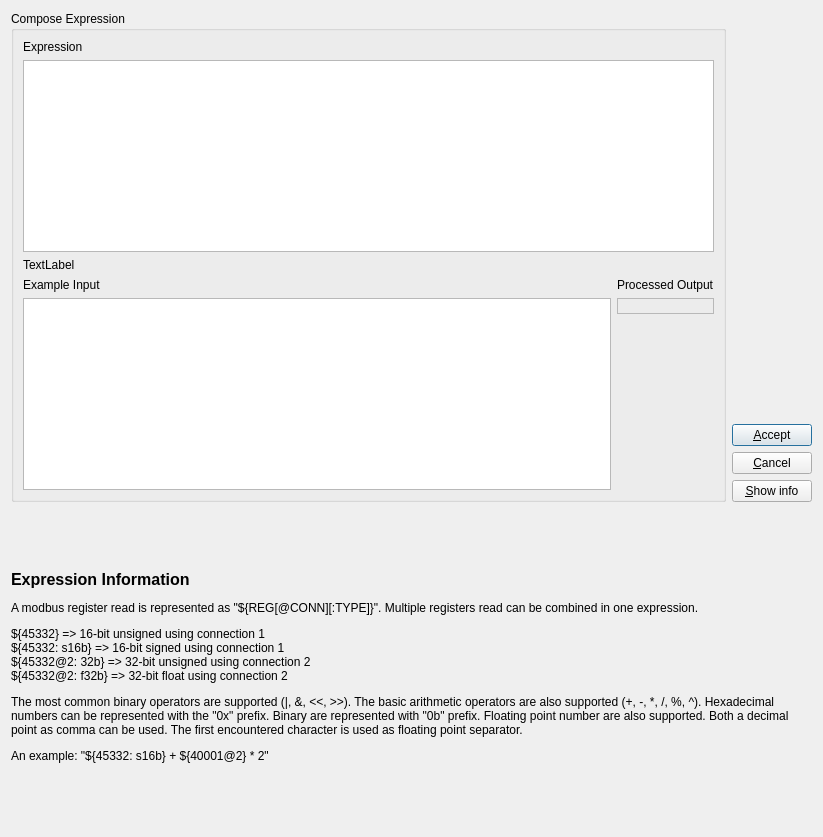
First picture: the form in src/dialogs/expressionsdialog.ui, repository ModbusScope/ModbusScope, before the edit.
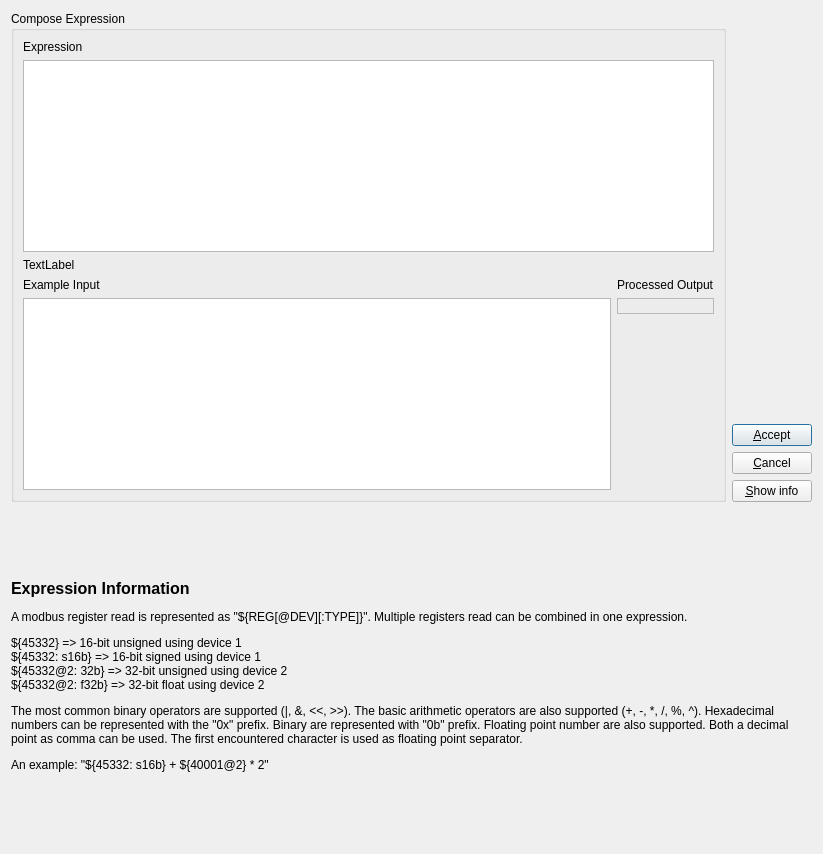
Second picture: the form after the edit.

Diff of the .ui file:
```diff
--- a/src/dialogs/expressionsdialog.ui
+++ b/src/dialogs/expressionsdialog.ui
@@ -10,7 +10,7 @@
     <x>0</x>
     <y>0</y>
     <width>823</width>
-    <height>837</height>
+    <height>854</height>
    </rect>
   </property>
   <property name="windowTitle">
@@ -210,7 +210,7 @@
          </sizepolicy>
         </property>
         <property name="text">
-         <string>&lt;html&gt;&lt;head/&gt;&lt;body&gt;&lt;p&gt;&lt;span style=&quot; font-size:12pt; font-weight:600;&quot;&gt;Expression Information&lt;/span&gt;&lt;/p&gt;&lt;p&gt;A modbus register read is represented as &amp;quot;${REG[@CONN][:TYPE]}&amp;quot;. Multiple registers read can be combined in one expression.&lt;/p&gt;&lt;p&gt;${45332} =&amp;gt; 16-bit unsigned using connection 1&lt;br/&gt;${45332: s16b} =&amp;gt; 16-bit signed using connection 1&lt;br/&gt;${45332@2: 32b} =&amp;gt; 32-bit unsigned using connection 2&lt;br/&gt;${45332@2: f32b} =&amp;gt; 32-bit float using connection 2&lt;/p&gt;&lt;p&gt;The most common binary operators are supported (|, &amp;amp;, &amp;lt;&amp;lt;, &amp;gt;&amp;gt;). The basic arithmetic operators are also supported (+, -, *, /, %, ^). Hexadecimal numbers can be represented with the &amp;quot;0x&amp;quot; prefix. Binary are represented with &amp;quot;0b&amp;quot; prefix. Floating point number are also supported. Both a decimal point as comma can be used. The first encountered character is used as floating point separator.&lt;/p&gt;&lt;p&gt;An example: &amp;quot;${45332: s16b} + ${40001@2} * 2&amp;quot;&lt;/p&gt;&lt;/body&gt;&lt;/html&gt;</string>
+         <string>&lt;html&gt;&lt;head/&gt;&lt;body&gt;&lt;p&gt;&lt;span style=&quot; font-size:12pt; font-weight:600;&quot;&gt;Expression Information&lt;/span&gt;&lt;/p&gt;&lt;p&gt;A modbus register read is represented as &amp;quot;${REG[@DEV][:TYPE]}&amp;quot;. Multiple registers read can be combined in one expression.&lt;/p&gt;&lt;p&gt;${45332} =&amp;gt; 16-bit unsigned using device 1&lt;br/&gt;${45332: s16b} =&amp;gt; 16-bit signed using device 1&lt;br/&gt;${45332@2: 32b} =&amp;gt; 32-bit unsigned using device 2&lt;br/&gt;${45332@2: f32b} =&amp;gt; 32-bit float using device 2&lt;/p&gt;&lt;p&gt;The most common binary operators are supported (|, &amp;amp;, &amp;lt;&amp;lt;, &amp;gt;&amp;gt;). The basic arithmetic operators are also supported (+, -, *, /, %, ^). Hexadecimal numbers can be represented with the &amp;quot;0x&amp;quot; prefix. Binary are represented with &amp;quot;0b&amp;quot; prefix. Floating point number are also supported. Both a decimal point as comma can be used. The first encountered character is used as floating point separator.&lt;/p&gt;&lt;p&gt;An example: &amp;quot;${45332: s16b} + ${40001@2} * 2&amp;quot;&lt;/p&gt;&lt;/body&gt;&lt;/html&gt;</string>
         </property>
         <property name="wordWrap">
          <bool>true</bool>
```
